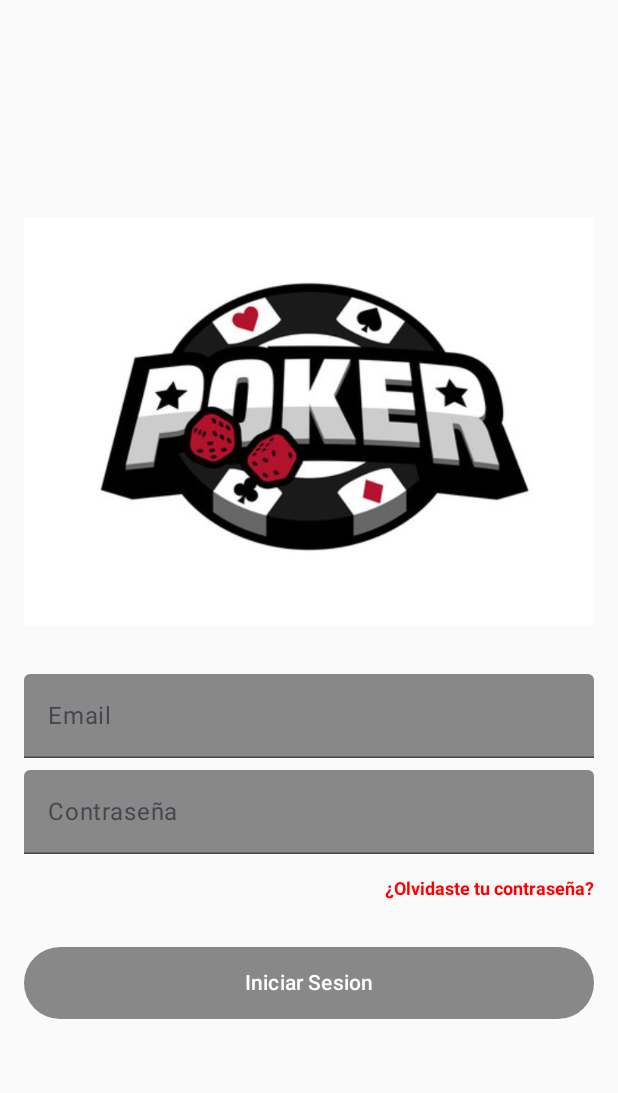
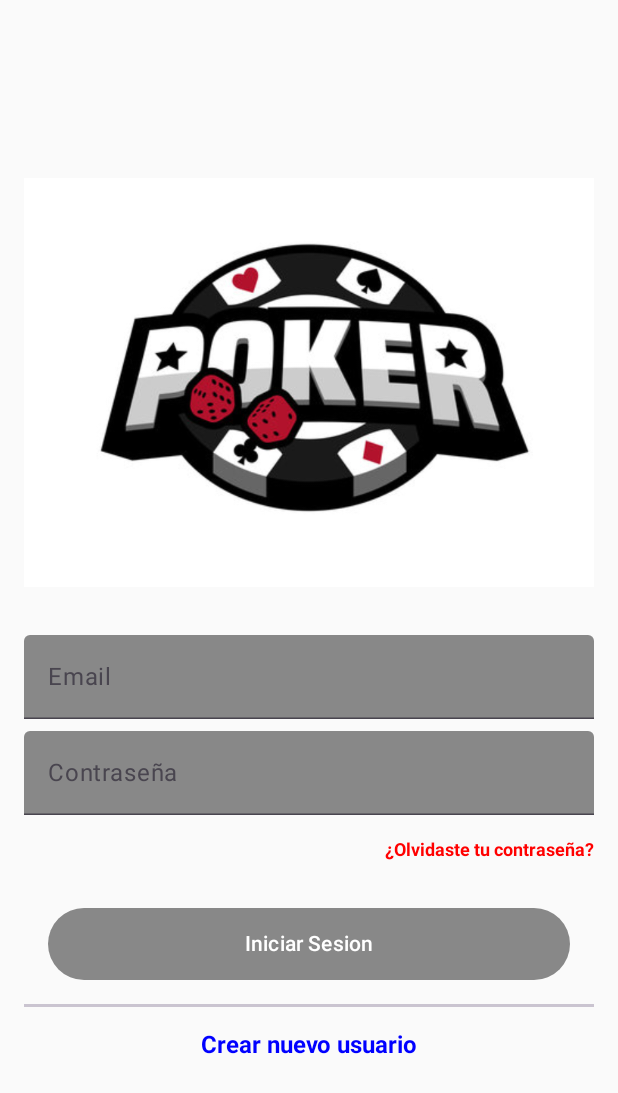
Before and after one commit to AlbertoCodex/desarrolloInterfaces, an Android app built with Jetpack Compose: the screen it shows after launch (MainActivity), on a phone screen of 412 x 824 dp. Shown: the top 1093 px of the screen. Run offline under Robolectric (Android 15) with nearby library versions, the phone set to English and light mode, and no system bars; our stand-ins replace livedata-compose, window size class.

Commit message:
Crear la ventana de registro y adaptar la navegacion

```diff
--- a/ComposeAvanzado/app/src/main/java/com/example/composeavanzado/navigation/AppNavigation.kt
+++ b/ComposeAvanzado/app/src/main/java/com/example/composeavanzado/navigation/AppNavigation.kt
@@ -9,6 +9,7 @@ import com.example.composeavanzado.screens.LoginScreen
 import com.example.composeavanzado.screens.LoginViewModel
 import com.example.composeavanzado.screens.SettingsApp
 import com.example.composeavanzado.screens.PokerApp
+import com.example.composeavanzado.screens.RegisterScreen
 
 @Composable
 fun AppNavigation(windowSizeClass: WindowSizeClass) {
@@ -23,5 +24,8 @@ fun AppNavigation(windowSizeClass: WindowSizeClass) {
         composable(route = AppScreens.Login.route) {
             LoginScreen(navController, LoginViewModel())
         }
+        composable(route = AppScreens.Register.route) {
+            RegisterScreen(navController, LoginViewModel())
+        }
     }
 }
--- a/ComposeAvanzado/app/src/main/java/com/example/composeavanzado/navigation/AppScreens.kt
+++ b/ComposeAvanzado/app/src/main/java/com/example/composeavanzado/navigation/AppScreens.kt
@@ -4,4 +4,5 @@ sealed class AppScreens(val route:String) {
     object Main:AppScreens("main")
     object Settings:AppScreens("settings")
     object Login:AppScreens("login")
+    object Register:AppScreens(route = "register")
 }
--- a/ComposeAvanzado/app/src/main/java/com/example/composeavanzado/screens/LoginScreen.kt
+++ b/ComposeAvanzado/app/src/main/java/com/example/composeavanzado/screens/LoginScreen.kt
@@ -2,6 +2,7 @@ package com.example.composeavanzado.screens
 
 import androidx.compose.foundation.Image
 import androidx.compose.foundation.clickable
+import androidx.compose.foundation.layout.Arrangement
 import androidx.compose.foundation.layout.Box
 import androidx.compose.foundation.layout.Column
 import androidx.compose.foundation.layout.Spacer
@@ -12,6 +13,7 @@ import androidx.compose.foundation.layout.padding
 import androidx.compose.foundation.text.KeyboardOptions
 import androidx.compose.material3.Button
 import androidx.compose.material3.ButtonDefaults
+import androidx.compose.material3.HorizontalDivider
 import androidx.compose.material3.Text
 import androidx.compose.material3.TextField
 import androidx.compose.material3.TextFieldDefaults
@@ -24,10 +26,12 @@ import androidx.compose.ui.graphics.Color
 import androidx.compose.ui.res.painterResource
 import androidx.compose.ui.text.font.FontWeight
 import androidx.compose.ui.text.input.KeyboardType
+import androidx.compose.ui.text.input.PasswordVisualTransformation
 import androidx.compose.ui.unit.dp
 import androidx.compose.ui.unit.sp
 import androidx.navigation.NavHostController
 import com.example.composeavanzado.R
+import com.example.composeavanzado.navigation.AppScreens
 
 @Composable
 fun LoginScreen(navController: NavHostController, viewModel: LoginViewModel) {
@@ -45,7 +49,6 @@ fun Login(modifier: Modifier, navController: NavHostController, viewModel: Login
     val password : String by viewModel.password.observeAsState(initial = "")
     val loginEnable:Boolean by viewModel.loginEnable.observeAsState(initial = false)
 
-
     Column(modifier = modifier) {
         HeaderImage(modifier = Modifier.align(Alignment.CenterHorizontally))
         Spacer(modifier = Modifier.padding(16.dp))
@@ -55,8 +58,22 @@ fun Login(modifier: Modifier, navController: NavHostController, viewModel: Login
         Spacer(modifier = Modifier.padding(8.dp))
         ForgotPassword(Modifier.align(Alignment.End))
         Spacer(modifier = Modifier.padding(16.dp))
+        Divider(loginEnable, viewModel, navController, Modifier.align(Alignment.CenterHorizontally))
+    }
+}
+
+@Composable
+fun Divider(loginEnable:Boolean, viewModel: LoginViewModel, navController: NavHostController, modifier: Modifier) {
+    Column(
+        verticalArrangement = Arrangement.spacedBy(8.dp),
+        modifier = Modifier.fillMaxWidth().padding(horizontal = 16.dp)) {
         LoginButton(loginEnable) {viewModel.onLoginSelected(navController)}
     }
+    HorizontalDivider(
+        thickness = 2.dp,
+        modifier = Modifier.padding(vertical = 16.dp)
+    )
+    RegisterUser(modifier, navController)
 }
 
 @Composable
@@ -76,6 +93,17 @@ fun LoginButton(loginEnable:Boolean, onLoginSelected: () -> Unit) {
     ) {
         Text(text = "Iniciar Sesion")
     }
+}
+
+@Composable
+fun RegisterUser(modifier: Modifier, navController: NavHostController) {
+    Text(
+        text = "Crear nuevo usuario",
+        modifier = modifier.clickable { navController.navigate(route = AppScreens.Register.route) },
+        fontSize = 16.sp,
+        fontWeight = FontWeight.Bold,
+        color = Color.Blue
+    )
 }
 
 @Composable
@@ -100,8 +128,9 @@ fun HeaderImage(modifier: Modifier) {
 
 @Composable
 fun EmailField(email:String, onTextFieldChange:(String) -> Unit) {
-
-    TextField(value = email, onValueChange = { onTextFieldChange(it) },
+    TextField(
+        value = email,
+        onValueChange = { onTextFieldChange(it) },
         modifier = Modifier.fillMaxWidth(),
         placeholder = { Text(text = "Email") },
         keyboardOptions = KeyboardOptions(keyboardType = KeyboardType.Email),
@@ -115,12 +144,15 @@ fun EmailField(email:String, onTextFieldChange:(String) -> Unit) {
 
 @Composable
 fun PasswordField(password:String, onTextFieldChange:(String) -> Unit) {
-    TextField(value = password, onValueChange = {onTextFieldChange(it)},
+    TextField(
+        value = password,
+        onValueChange = {onTextFieldChange(it)},
         modifier = Modifier.fillMaxWidth(),
         placeholder = { Text(text = "Contraseña") },
         keyboardOptions = KeyboardOptions(keyboardType = KeyboardType.Password),
         singleLine = true,
         maxLines = 1,
+        visualTransformation = PasswordVisualTransformation(),
         colors = TextFieldDefaults.colors(
             unfocusedContainerColor = Color.Gray
         )
```
Also changed, not shown: ComposeAvanzado/app/src/main/java/com/example/composeavanzado/screens/RegisterScreen.kt (added, +66 -0 lines).
